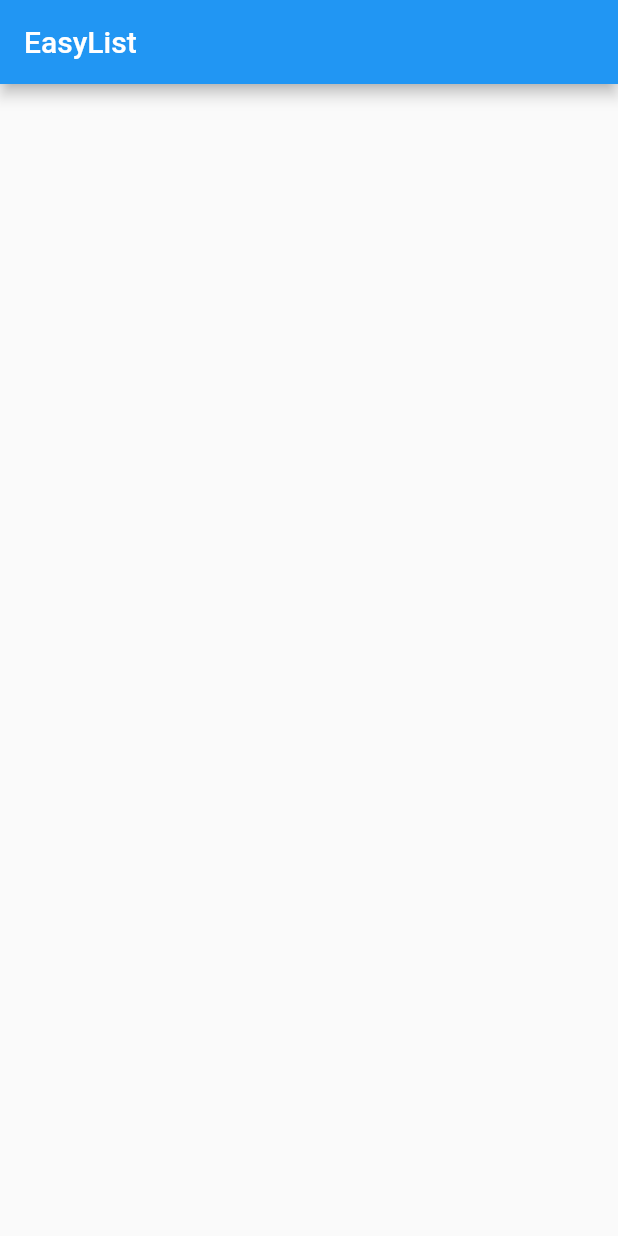
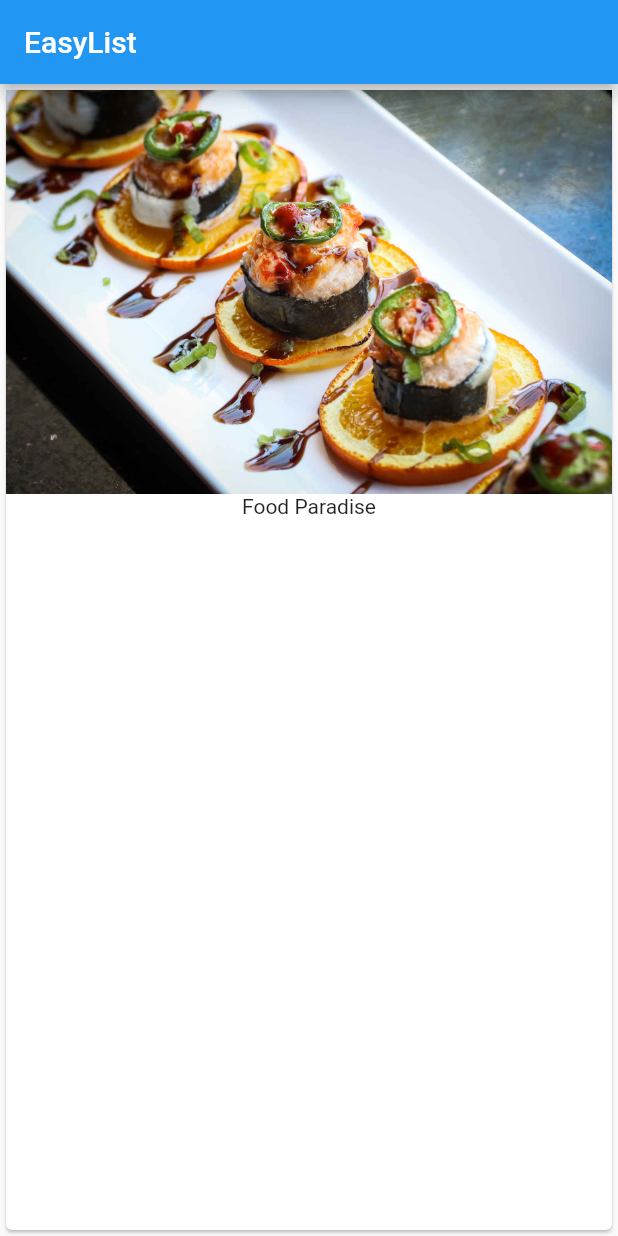
Before and after one commit to quinnter/academind_tutorial, a Flutter app: the screen it shows after launch, on a phone screen of 412 x 824 dp. Run offline on Flutter 3.47's test engine with Material 2 defaults, Android fonts, the phone set to English and light mode, and no system bars.

Commit message:
created a Card in the body, with a child

```diff
--- a/lib/main.dart
+++ b/lib/main.dart
@@ -15,6 +15,14 @@ class MyApp extends StatelessWidget {
         appBar: AppBar(
           title: Text("EasyList"),
         ),
+        body: Card(
+          child: Column( //whats inside the card
+            children: <Widget>[
+              Image.asset("assets/food.jpg"),
+              Text("Food Paradise")
+           ],
+          ),
+        ),
       ),
     );
   } //core root widget, needed in every app
```
